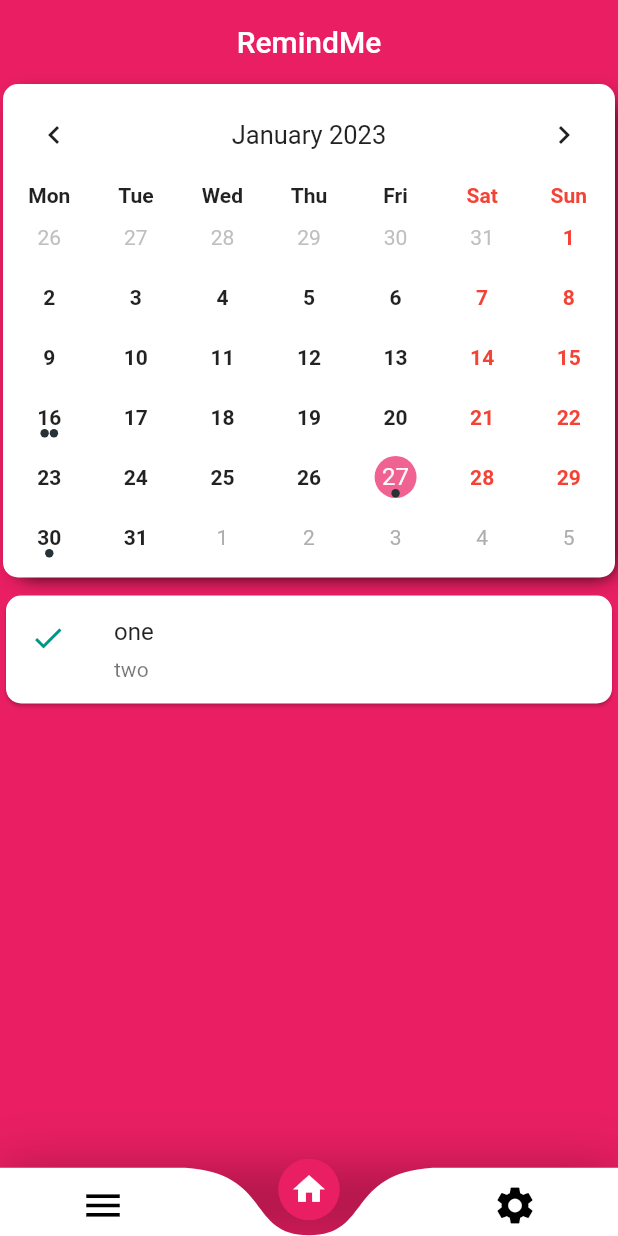
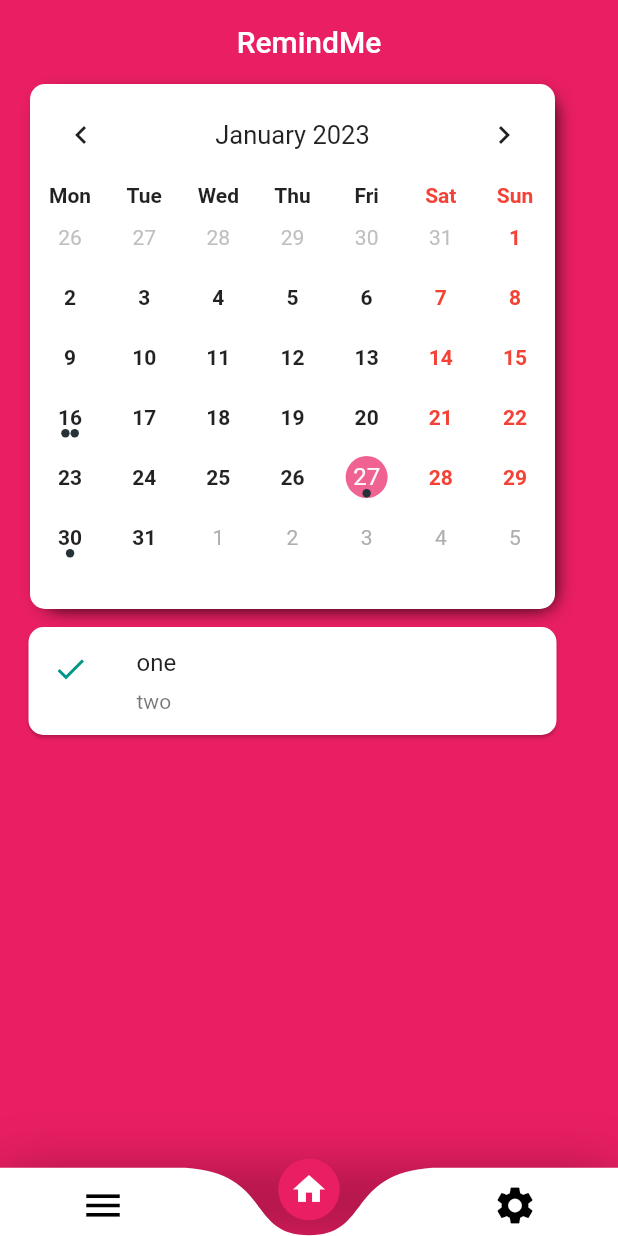
Before and after one commit to Addy2004/RemindMe, a Flutter app: the screen it shows after launch, on a phone screen of 412 x 824 dp. Run offline on Flutter 3.47's test engine with Material 2 defaults, Android fonts, the light colour scheme and no system bars; drawn by our look-alikes of table_calendar.

Commit message:
bugs resolved, calendar size adjusted

```diff
--- a/lib/screens/home_screen.dart
+++ b/lib/screens/home_screen.dart
@@ -99,7 +99,9 @@ class _EventCalendarScreenState extends State<EventCalendarScreen> {
       body: Column(
         children: [
           Container(
-            margin: const EdgeInsets.only(left: 2, right: 2, bottom: 8),
+            height: 350,
+            width: 350,
+            margin: const EdgeInsets.only(left:20, right: 20, bottom: 8),
             decoration: BoxDecoration(
               color: Colors.white,
               border: Border.all(width: 2, color: Colors.white),
@@ -115,7 +117,7 @@ class _EventCalendarScreenState extends State<EventCalendarScreen> {
               ],
             ),
             child: Padding(
-              padding: const EdgeInsets.only(bottom: 5),
+              padding: const EdgeInsets.only(bottom: 8.0),
               child: TableCalendar(
                 focusedDay: _focusedDay,
                 firstDay: DateTime(2023),
@@ -123,6 +125,7 @@ class _EventCalendarScreenState extends State<EventCalendarScreen> {
 
                 startingDayOfWeek: StartingDayOfWeek.monday,
                 rowHeight: 40,
+
 
                 headerStyle: const HeaderStyle(
                   titleCentered: true,
@@ -177,7 +180,9 @@ class _EventCalendarScreenState extends State<EventCalendarScreen> {
 
           //displaying added events below calendar
           ..._listOfDayEvents(_selectedDate!).map(
-            (myEvents) => Card(
+            (myEvents) => SizedBox(
+              width: 360,
+              child: Card(
                 shape: const RoundedRectangleBorder(
                   borderRadius: BorderRadius.all(Radius.circular(10)),
                 ),
@@ -196,6 +201,7 @@ class _EventCalendarScreenState extends State<EventCalendarScreen> {
                 ),
               ),
             ),
+          ),
         ],
       ),
     );
```
Lines whose indentation alone changed are shown as unchanged.
